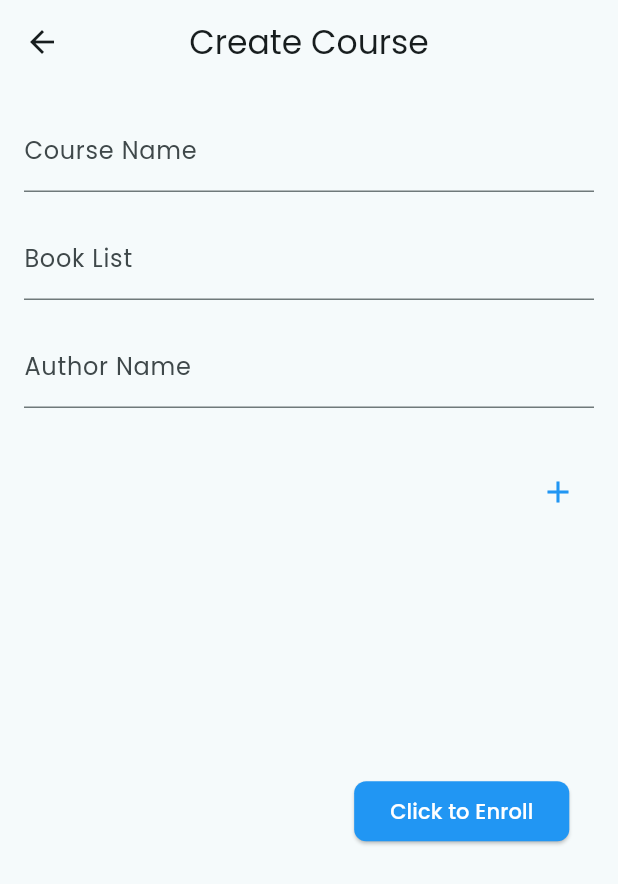
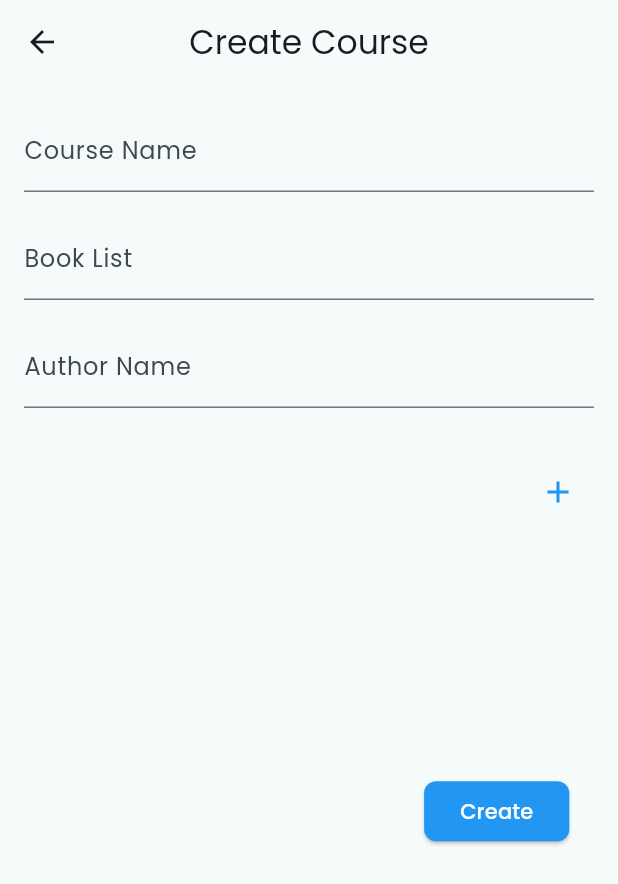
Before and after one commit to IamSAShuvo/classroom-app, a Flutter app: the CreateCourseScreen screen opened directly, on a phone screen of 412 x 824 dp. Shown: the top 884 px of the screen. Run offline on Flutter 3.47's test engine with Material 3 defaults, Android fonts, the phone set to English and light mode, and no system bars; our stand-ins replace flutter_svg.

Commit message:
refactor: button text change

```diff
--- a/lib/components/widgets/createCourseScreen/create_course_screen.dart
+++ b/lib/components/widgets/createCourseScreen/create_course_screen.dart
@@ -186,7 +186,7 @@ class _CreateCourseScreenState extends State<CreateCourseScreen> {
                     ),
                   ),
                   child: const Text(
-                    'Click to Enroll',
+                    'Create',
                     style: TextStyle(color: Colors.white),
                   ),
                 ),
```
